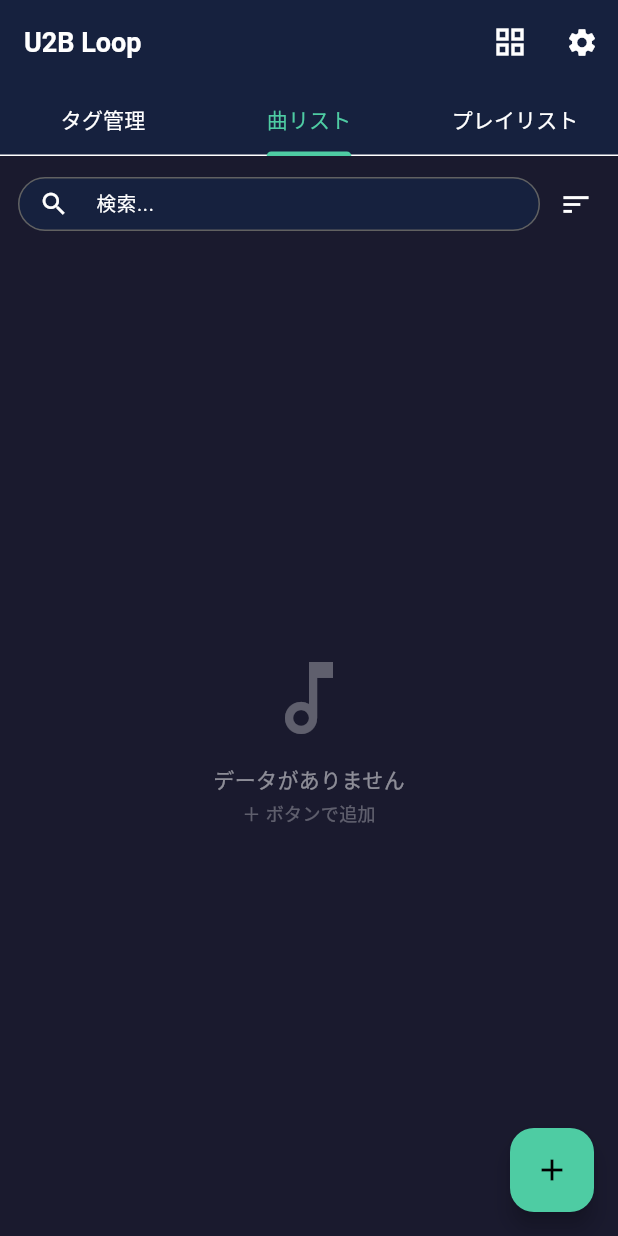
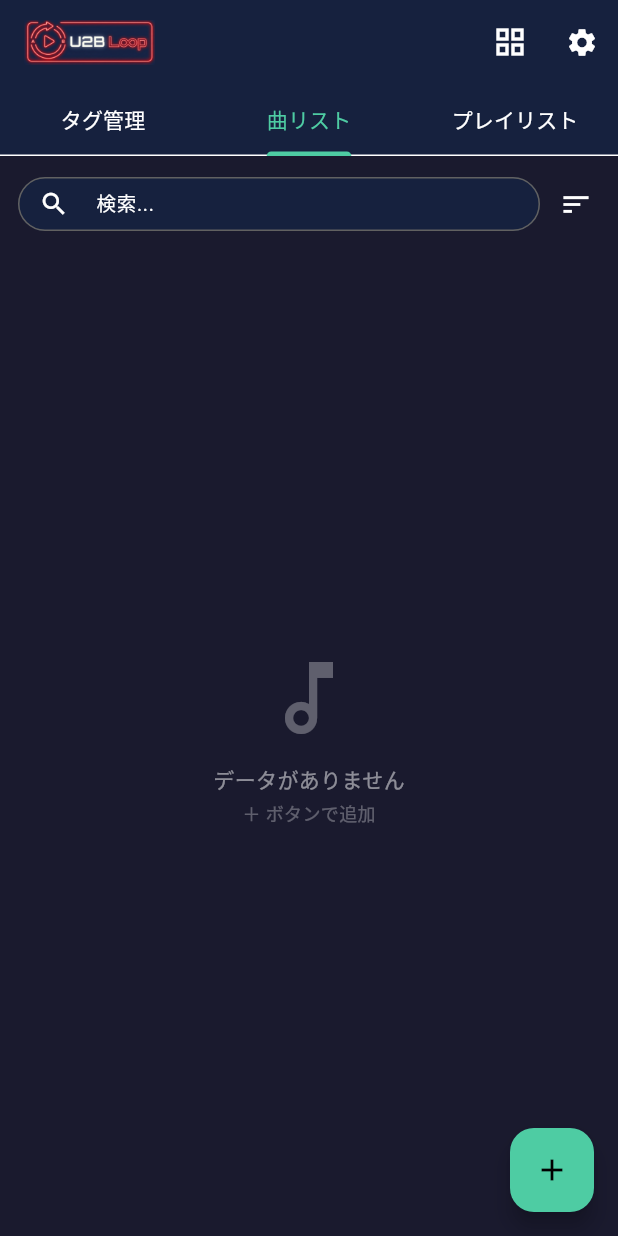
Before and after one commit to kuronekorou39/u2b-loop-app, a Flutter app: the screen it shows after launch, on a phone screen of 412 x 824 dp. Run offline on Flutter 3.47's test engine with Material 3 defaults, Android fonts, the phone set to English and light mode, and no system bars; our stand-ins replace app_links, file_picker, flutter_riverpod, hive, hive_flutter, package_info_plus and 2 more; missing offline and left inert: media_kit, media_kit_video, video_thumbnail, youtube_explode_dart; accounts and stored records are empty; network calls fail.

Commit message:
v1.35.0: アプリ名を「U2B Loop」に変更＋ロゴ画像をヘッダーに表示
- AndroidManifestのlabelを「U2B Loop」に変更
- AppBarのテキストタイトルをロゴ画像(assets/images/logo.png)に置換
- pubspec.yamlにassetsディレクトリを登録

Co-Authored-By: Claude Opus 4.6 (1M context) <noreply@anthropic.com>

```diff
--- a/lib/screens/list_screen.dart
+++ b/lib/screens/list_screen.dart
@@ -1227,9 +1227,10 @@ class _ListScreenState extends ConsumerState<ListScreen>
 
   PreferredSizeWidget _buildNormalAppBar(bool isDataTab, List<LoopItem> items) {
     return AppBar(
-      title: const Text(
-        'U2B Loop',
-        style: TextStyle(fontWeight: FontWeight.bold, fontSize: 18),
+      title: Image.asset(
+        'assets/images/logo.png',
+        height: 30,
+        fit: BoxFit.contain,
       ),
       centerTitle: false,
       actions: [
--- a/pubspec.yaml
+++ b/pubspec.yaml
@@ -1,7 +1,7 @@
 name: u2b_loop_app
 description: "YouTube & Local Video AB Loop Player"
 publish_to: 'none'
-version: 1.34.3
+version: 1.35.0
 
 environment:
   sdk: ^3.11.0
@@ -43,3 +43,5 @@ flutter_launcher_icons:
 
 flutter:
   uses-material-design: true
+  assets:
+    - assets/images/
```
Also changed, not shown: assets/images/logo.png (added), 1 other file.
